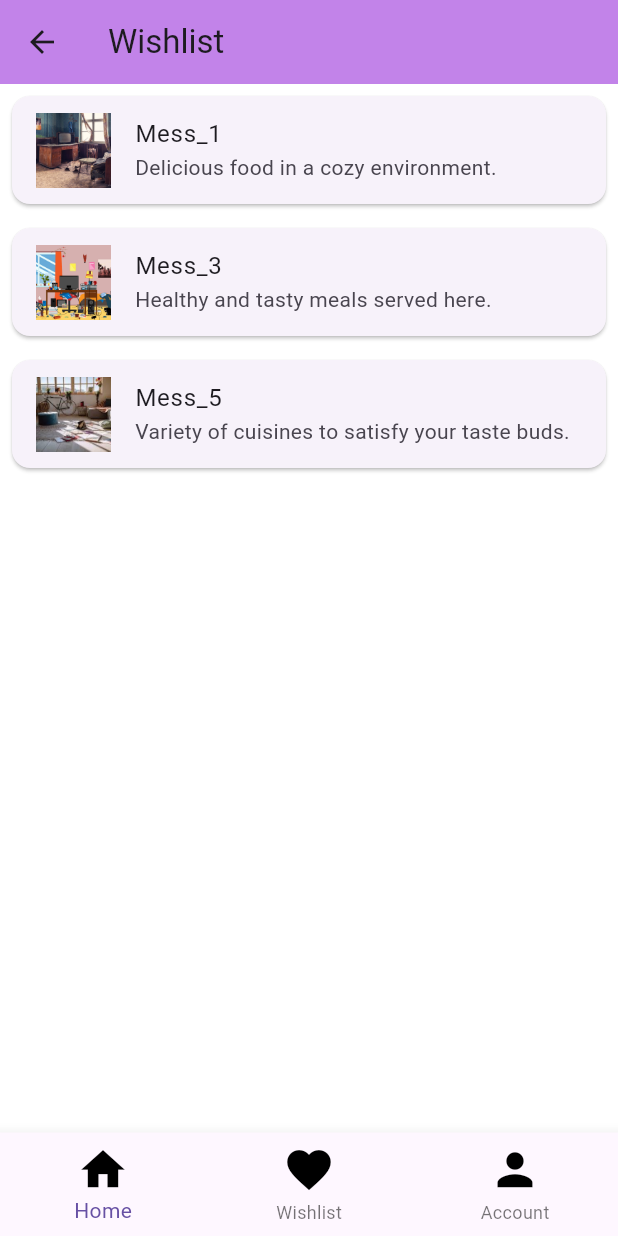
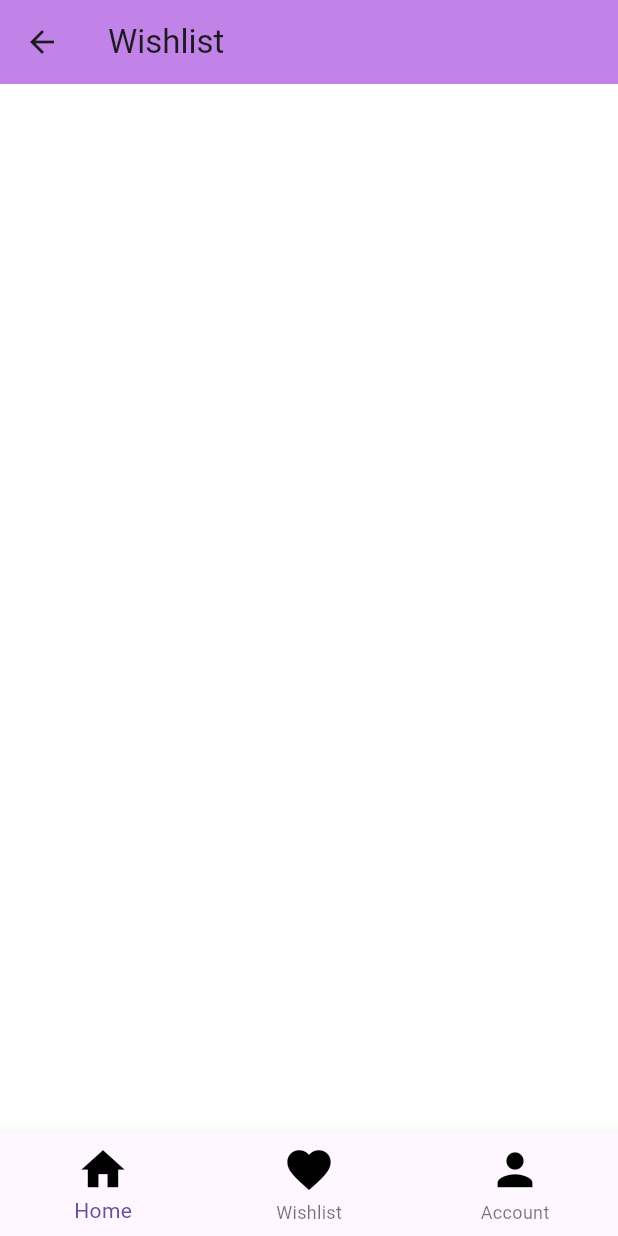
Before and after one commit to mehedi-hasan-2302/Android_App_Project_MessFinder, a Flutter app: the HomePage screen opened directly, item 2 of the bottom bar chosen, on a phone screen of 412 x 824 dp. Run offline on Flutter 3.47's test engine with Material 3 defaults, Android fonts, the light colour scheme and no system bars.

Commit message:
wishlist screen modified

```diff
--- a/lib/screens/home_screen.dart
+++ b/lib/screens/home_screen.dart
@@ -210,7 +210,7 @@ class HomePage extends StatelessWidget {
             Navigator.push(
               context,
               MaterialPageRoute(
-                builder: (context) => WishlistScreen(),
+                builder: (context) => WishlistScreen(wishlistedMessNames: const [],),
               ),
             );
           } else if (value == 2) {
--- a/lib/screens/login_screen.dart
+++ b/lib/screens/login_screen.dart
@@ -40,7 +40,7 @@ class LoginPage extends StatelessWidget {
             Navigator.push(
               context,
               MaterialPageRoute(
-                builder: (context) => WishlistScreen(),
+                builder: (context) => WishlistScreen(wishlistedMessNames: const [],),
               ),
             );
           } else if (value == 2) {
--- a/lib/screens/wishlist_screen.dart
+++ b/lib/screens/wishlist_screen.dart
@@ -5,7 +5,7 @@ import 'package:messfinder/screens/mess_screen.dart';
 import 'package:messfinder/screens/login_screen.dart';
 import 'package:messfinder/screens/home_screen.dart';
 
-// Model class for mess details
+
 class Mess {
   final String name;
   final String description;
@@ -19,11 +19,27 @@ class Mess {
 }
 
 class WishlistScreen extends StatelessWidget {
-  List<Mess> bookmarkedMesses = [
+  final List<String> wishlistedMessNames;
+
+  WishlistScreen({Key? key, required this.wishlistedMessNames}) : super(key: key);
+
+  List<Mess> get bookmarkedMesses {
+
+    return messList
+        .where((mess) => wishlistedMessNames.contains(mess.name))
+        .toList();
+  }
+
+  List<Mess> messList = [
     Mess(
       name: 'Mess_1',
       description: 'Delicious food in a cozy environment.',
       imagePath: 'assets/mess_pic/Mess_1.png',
+    ),
+    Mess(
+      name: 'Mess_2',
+      description: 'Amazing facilities',
+      imagePath: 'assets/mess_pic/Mess_2.png',
     ),
     Mess(
       name: 'Mess_3',
@@ -31,20 +47,16 @@ class WishlistScreen extends StatelessWidget {
       imagePath: 'assets/mess_pic/Mess_3.png',
     ),
     Mess(
+      name: 'Mess_4',
+      description: 'Excellent environment with security',
+      imagePath: 'assets/mess_pic/Mess_4.png',
+    ),
+    Mess(
       name: 'Mess_5',
       description: 'Variety of cuisines to satisfy your taste buds.',
       imagePath: 'assets/mess_pic/Mess_5.png',
     ),
   ];
-  List imgList = [
-    'Mess_1',
-    'Mess_2',
-    'Mess_3',
-    'Mess_4',
-    'Mess_5',
-  ];
-
-  WishlistScreen({super.key});
 
   @override
   Widget build(BuildContext context) {
@@ -62,7 +74,7 @@ class WishlistScreen extends StatelessWidget {
               Navigator.push(
                 context,
                 MaterialPageRoute(
-                  builder: (context) => MessScreen(imgList[index]),
+                  builder: (context) => MessScreen(mess.name),
                 ),
               );
             },
@@ -95,7 +107,9 @@ class WishlistScreen extends StatelessWidget {
             Navigator.push(
               context,
               MaterialPageRoute(
-                builder: (context) => WishlistScreen(),
+                builder: (context) => WishlistScreen(
+                  wishlistedMessNames: wishlistedMessNames,
+                ),
               ),
             );
           } else if (value == 2) {
@@ -107,16 +121,20 @@ class WishlistScreen extends StatelessWidget {
             );
           }
         },
-        //showUnselectedLabels: true,
         iconSize: 35,
-       // selectedItemColor: Colors.purple,
-      //  selectedFontSize: 18,
-       // unselectedItemColor: Colors.grey,
         items: const [
-          BottomNavigationBarItem(icon: Icon(Icons.home,color: Colors.black), label: 'Home'),
           BottomNavigationBarItem(
-              icon: Icon(Icons.favorite,color: Colors.black), label: 'Wishlist'),
-          BottomNavigationBarItem(icon: Icon(Icons.person,color: Colors.black), label: 'Account'),
+            icon: Icon(Icons.home, color: Colors.black),
+            label: 'Home',
+          ),
+          BottomNavigationBarItem(
+            icon: Icon(Icons.favorite, color: Colors.black),
+            label: 'Wishlist',
+          ),
+          BottomNavigationBarItem(
+            icon: Icon(Icons.person, color: Colors.black),
+            label: 'Account',
+          ),
         ],
       ),
     );
--- a/pubspec.yaml
+++ b/pubspec.yaml
@@ -30,6 +30,7 @@ environment:
 dependencies:
   flutter:
     sdk: flutter
+
 
 
   # The following adds the Cupertino Icons font to your application.
```
Also changed, not shown: lib/screens/mess_screen.dart (+35 -16 lines), 4 other files.
